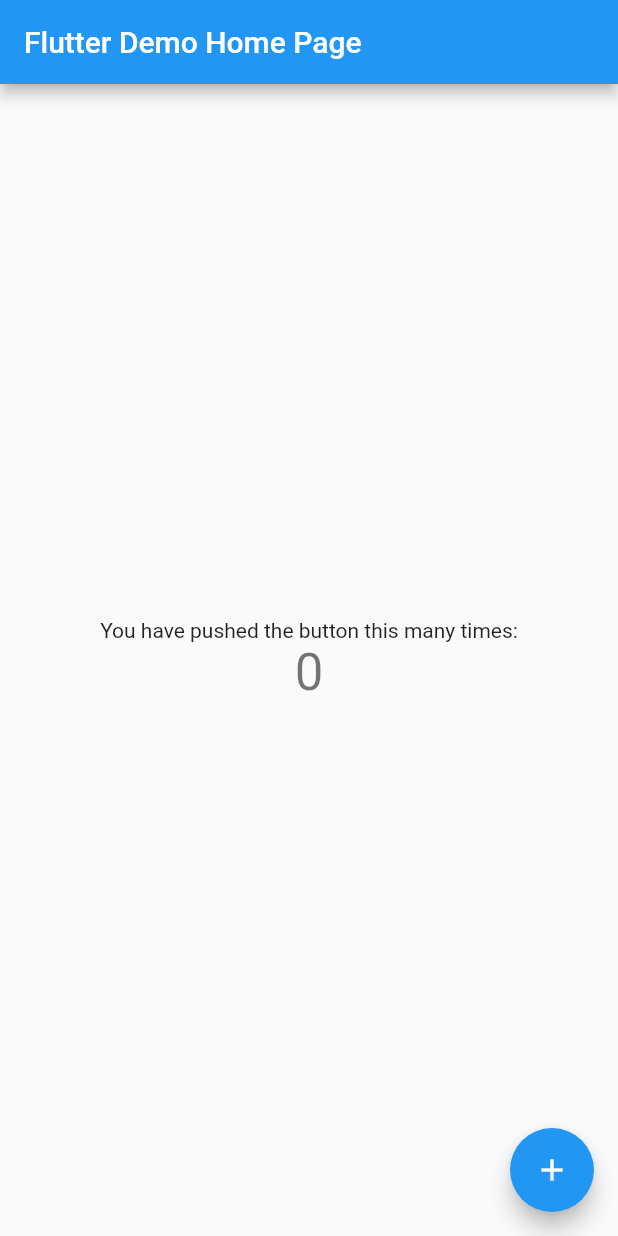
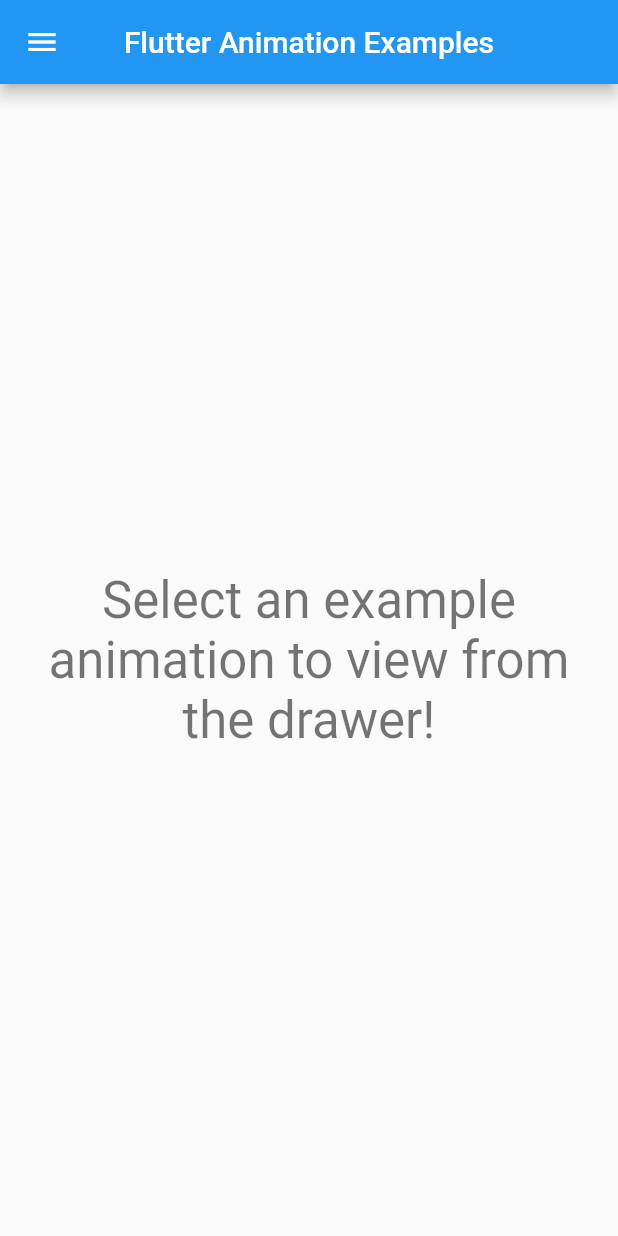
Before and after one commit to emmett-deen/Flutter-Atlanta-Animation-Examples, a Flutter app: the screen it shows after launch, on a phone screen of 412 x 824 dp. Run offline on Flutter 3.47's test engine with Material 2 defaults, Android fonts, the light colour scheme and no system bars; our stand-ins replace get.

Commit message:
Simple animation example

```diff
--- /dev/null
+++ b/lib/app/data/models/drawer_item.dart
@@ -0,0 +1,6 @@
+class DrawerItem {
+  final String title;
+  final String route;
+
+  DrawerItem({required this.title, required this.route});
+}
--- /dev/null
+++ b/lib/app/modules/home/controllers/home_controller.dart
@@ -0,0 +1,14 @@
+import 'package:flutter_atlanta_animation_examples/app/data/models/drawer_item.dart';
+import 'package:flutter_atlanta_animation_examples/app/routes/app_pages.dart';
+import 'package:get/get.dart';
+
+class HomeController extends GetxController {
+  final List<DrawerItem> drawerItems = [
+    DrawerItem(title: 'Simple Animations', route: Routes.simpleAnimation)
+  ];
+
+  Future<void> navigateTo(String route) async {
+    Get.back();
+    return Get.toNamed(route);
+  }
+}
--- /dev/null
+++ b/lib/app/modules/home/views/home_view.dart
@@ -0,0 +1,43 @@
+import 'package:flutter/material.dart';
+
+import 'package:get/get.dart';
+
+import '../controllers/home_controller.dart';
+
+class HomeView extends GetView<HomeController> {
+  const HomeView({Key? key}) : super(key: key);
+
+  @override
+  Widget build(BuildContext context) {
+    return Scaffold(
+        appBar: AppBar(
+          title: const Text('Flutter Animation Examples'),
+          centerTitle: true,
+        ),
+        drawer: Drawer(
+          child: Column(children: [
+            DrawerHeader(
+              child: Center(
+                  child: Text(
+                'Flutter Animation Examples',
+                style: Theme.of(context).textTheme.headline4,
+              )),
+            ),
+            ...controller.drawerItems.map((item) => ListTile(
+                  title: Text(item.title),
+                  onTap: () => controller.navigateTo(item.route),
+                ))
+          ]),
+        ),
+        body: Center(
+          child: Padding(
+            padding: const EdgeInsets.all(16.0),
+            child: Text(
+              'Select an example animation to view from the drawer!',
+              style: Theme.of(context).textTheme.headline4,
+              textAlign: TextAlign.center,
+            ),
+          ),
+        ));
+  }
+}
--- /dev/null
+++ b/lib/app/routes/app_routes.dart
@@ -0,0 +1,14 @@
+part of 'app_pages.dart';
+// DO NOT EDIT. This is code generated via package:get_cli/get_cli.dart
+
+abstract class Routes {
+  Routes._();
+
+  static const home = _Paths.home;
+  static const simpleAnimation = _Paths.simpleAnimation;
+}
+
+abstract class _Paths {
+  static const home = '/home';
+  static const simpleAnimation = '/simple-animation';
+}
--- a/lib/main.dart
+++ b/lib/main.dart
@@ -1,115 +1,15 @@
 import 'package:flutter/material.dart';
 
+import 'package:get/get.dart';
+
+import 'app/routes/app_pages.dart';
+
 void main() {
-  runApp(const MyApp());
+  runApp(
+    GetMaterialApp(
+      title: "Application",
+      initialRoute: AppPages.initial,
+      getPages: AppPages.routes,
+    ),
+  );
 }
-
-class MyApp extends StatelessWidget {
-  const MyApp({Key? key}) : super(key: key);
-
-  // This widget is the root of your application.
-  @override
-  Widget build(BuildContext context) {
-    return MaterialApp(
-      title: 'Flutter Demo',
-      theme: ThemeData(
-        // This is the theme of your application.
-        //
-        // Try running your application with "flutter run". You'll see the
-        // application has a blue toolbar. Then, without quitting the app, try
-        // changing the primarySwatch below to Colors.green and then invoke
-        // "hot reload" (press "r" in the console where you ran "flutter run",
-        // or simply save your changes to "hot reload" in a Flutter IDE).
-        // Notice that the counter didn't reset back to zero; the application
-        // is not restarted.
-        primarySwatch: Colors.blue,
-      ),
-      home: const MyHomePage(title: 'Flutter Demo Home Page'),
-    );
-  }
-}
-
-class MyHomePage extends StatefulWidget {
-  const MyHomePage({Key? key, required this.title}) : super(key: key);
-
-  // This widget is the home page of your application. It is stateful, meaning
-  // that it has a State object (defined below) that contains fields that affect
-  // how it looks.
-
-  // This class is the configuration for the state. It holds the values (in this
-  // case the title) provided by the parent (in this case the App widget) and
-  // used by the build method of the State. Fields in a Widget subclass are
-  // always marked "final".
-
-  final String title;
-
-  @override
-  State<MyHomePage> createState() => _MyHomePageState();
-}
-
-class _MyHomePageState extends State<MyHomePage> {
-  int _counter = 0;
-
-  void _incrementCounter() {
-    setState(() {
-      // This call to setState tells the Flutter framework that something has
-      // changed in this State, which causes it to rerun the build method below
-      // so that the display can reflect the updated values. If we changed
-      // _counter without calling setState(), then the build method would not be
-      // called again, and so nothing would appear to happen.
-      _counter++;
-    });
-  }
-
-  @override
-  Widget build(BuildContext context) {
-    // This method is rerun every time setState is called, for instance as done
-    // by the _incrementCounter method above.
-    //
-    // The Flutter framework has been optimized to make rerunning build methods
-    // fast, so that you can just rebuild anything that needs updating rather
-    // than having to individually change instances of widgets.
-    return Scaffold(
-      appBar: AppBar(
-        // Here we take the value from the MyHomePage object that was created by
-        // the App.build method, and use it to set our appbar title.
-        title: Text(widget.title),
-      ),
-      body: Center(
-        // Center is a layout widget. It takes a single child and positions it
-        // in the middle of the parent.
-        child: Column(
-          // Column is also a layout widget. It takes a list of children and
-          // arranges them vertically. By default, it sizes itself to fit its
-          // children horizontally, and tries to be as tall as its parent.
-          //
-          // Invoke "debug painting" (press "p" in the console, choose the
-          // "Toggle Debug Paint" action from the Flutter Inspector in Android
-          // Studio, or the "Toggle Debug Paint" command in Visual Studio Code)
-          // to see the wireframe for each widget.
-          //
-          // Column has various properties to control how it sizes itself and
-          // how it positions its children. Here we use mainAxisAlignment to
-          // center the children vertically; the main axis here is the vertical
-          // axis because Columns are vertical (the cross axis would be
-          // horizontal).
-          mainAxisAlignment: MainAxisAlignment.center,
-          children: <Widget>[
-            const Text(
-              'You have pushed the button this many times:',
-            ),
-            Text(
-              '$_counter',
-              style: Theme.of(context).textTheme.headline4,
-            ),
-          ],
-        ),
-      ),
-      floatingActionButton: FloatingActionButton(
-        onPressed: _incrementCounter,
-        tooltip: 'Increment',
-        child: const Icon(Icons.add),
-      ), // This trailing comma makes auto-formatting nicer for build methods.
-    );
-  }
-}
```
Also changed, not shown: lib/app/modules/home/bindings/home_binding.dart (added, +12 -0 lines), lib/app/modules/simple_animation/bindings/simple_animation_binding.dart (added, +12 -0 lines), lib/app/modules/simple_animation/controllers/simple_animation_controller.dart (added, +13 -0 lines), lib/app/modules/simple_animation/views/simple_animation_view.dart (added, +34 -0 lines), lib/app/routes/app_pages.dart (added, +27 -0 lines), pubspec.yaml (+7 -76 lines), pubspec.lock, 1 other file.
